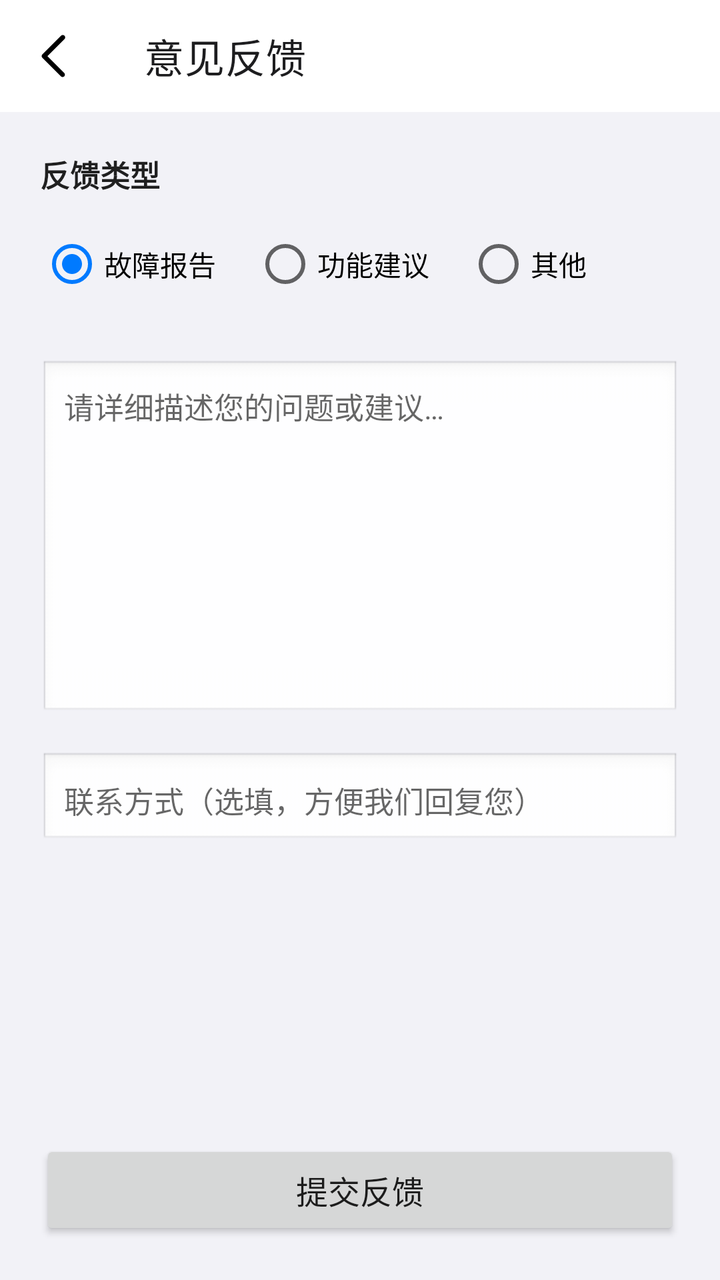
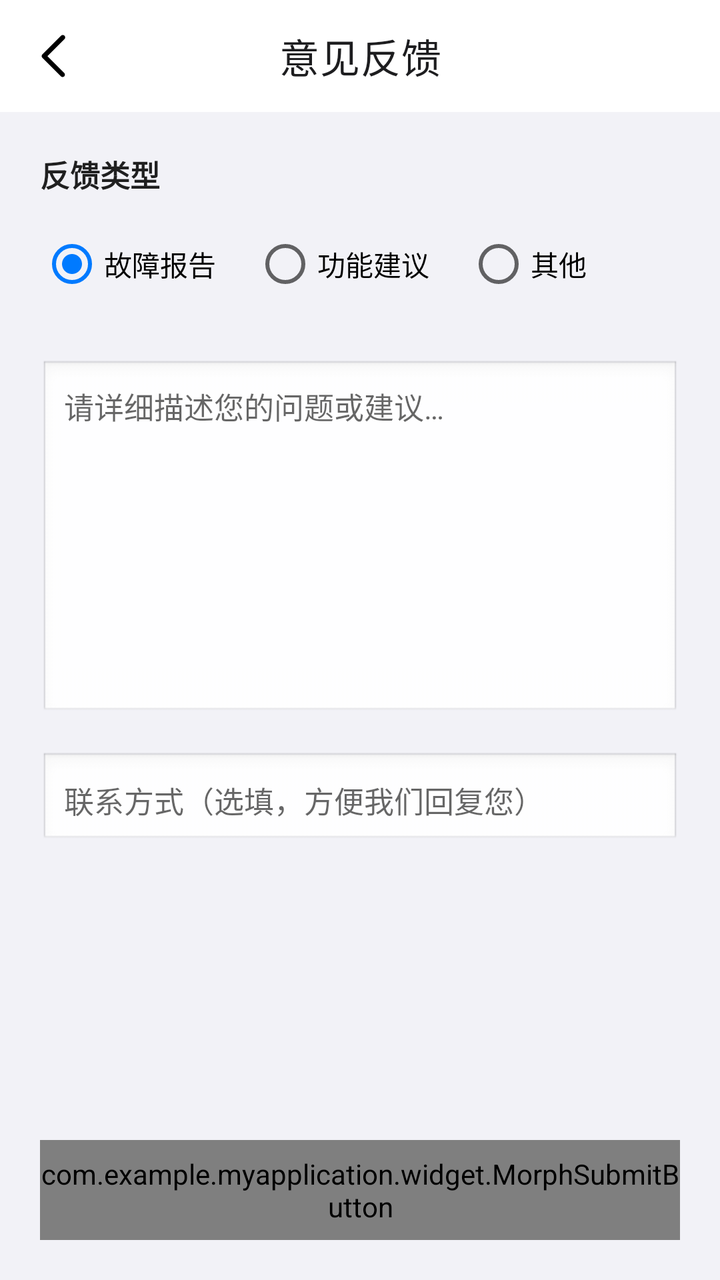

An Android layout rendered at two revisions. The XML below is the earlier revision; the diff shows what the commit changed to produce the second picture.
<!-- AndroidManifest.xml: application theme Theme.MyApp -->
<!-- res/layout/activity_feedback.xml -->
<?xml version="1.0" encoding="utf-8"?>
<LinearLayout xmlns:android="http://schemas.android.com/apk/res/android"
    xmlns:app="http://schemas.android.com/apk/res-auto"
    android:layout_width="match_parent"
    android:layout_height="match_parent"
    android:orientation="vertical"
    android:background="?android:attr/windowBackground">

    
    <androidx.appcompat.widget.Toolbar
        android:id="@+id/toolbar_back"
        android:layout_width="match_parent"
        android:layout_height="56dp"
        android:background="@color/ios_bg"
        app:navigationIcon="@drawable/ic_back_black"
        app:title="@string/feedback_title"
        app:titleTextColor="@color/ios_text_primary" />

    <ScrollView
        android:layout_width="match_parent"
        android:layout_height="0dp"
        android:layout_weight="1"
        android:fillViewport="true">

        <LinearLayout
            android:layout_width="match_parent"
            android:layout_height="wrap_content"
            android:orientation="vertical"
            android:padding="20dp">

            
            <TextView
                android:layout_width="wrap_content"
                android:layout_height="wrap_content"
                android:text="@string/feedback_type"
                android:textSize="15sp"
                android:textStyle="bold"
                android:textColor="?android:attr/textColorPrimary"
                android:layout_marginBottom="10dp" />

            
            <RadioGroup
                android:id="@+id/rg_feedback_type"
                android:layout_width="match_parent"
                android:layout_height="wrap_content"
                android:orientation="horizontal"
                android:layout_marginBottom="24dp">

                <RadioButton
                    android:id="@+id/rb_bug"
                    android:layout_width="0dp"
                    android:layout_weight="1"
                    android:layout_height="wrap_content"
                    android:text="@string/feedback_type_bug"
                    android:textSize="14sp"
                    android:checked="true" />

                <RadioButton
                    android:id="@+id/rb_suggestion"
                    android:layout_width="0dp"
                    android:layout_weight="1"
                    android:layout_height="wrap_content"
                    android:text="@string/feedback_type_suggestion"
                    android:textSize="14sp" />

                <RadioButton
                    android:id="@+id/rb_other"
                    android:layout_width="0dp"
                    android:layout_weight="1"
                    android:layout_height="wrap_content"
                    android:text="@string/feedback_type_other"
                    android:textSize="14sp" />
            </RadioGroup>

            
            <EditText
                android:id="@+id/et_feedback_content"
                android:layout_width="match_parent"
                android:layout_height="180dp"
                android:gravity="start|top"
                android:hint="@string/feedback_content_hint"
                android:inputType="textMultiLine"
                android:minHeight="48dp"
                android:padding="12dp"
                android:background="@android:drawable/edit_text"
                android:textSize="15sp"
                android:layout_marginBottom="16dp"
                android:autofillHints="@null" />

            
            <EditText
                android:id="@+id/et_feedback_contact"
                android:layout_width="match_parent"
                android:layout_height="wrap_content"
                android:minHeight="48dp"
                android:hint="@string/feedback_contact_hint"
                android:inputType="textEmailAddress"
                android:padding="12dp"
                android:background="@android:drawable/edit_text"
                android:textSize="15sp"
                android:autofillHints="@null" />

        </LinearLayout>
    </ScrollView>

    
    <Button
        android:id="@+id/btn_feedback_submit"
        android:layout_width="match_parent"
        android:layout_height="wrap_content"
        android:minHeight="50dp"
        android:text="@string/feedback_submit"
        android:textSize="16sp"
        android:layout_marginHorizontal="20dp"
        android:layout_marginBottom="20dp" />

</LinearLayout>
<!-- resources referenced by this layout -->
<resources>
  <color name="ios_bg">#FFFFFFFF</color>
  <color name="ios_text_primary">#FF1D1D1F</color>
  <!-- drawable ic_back_black (drawable) -->
  <vector android:height="24dp" android:viewportHeight="1024"
      android:viewportWidth="1024" android:width="24dp" xmlns:android="http://schemas.android.com/apk/res/android">
      <path android:fillColor="#FF000000" android:pathData="M328.6,515.6l364.3,-364.3c20.1,-20 20.1,-52.6 0,-72.6 -20,-20 -52.5,-20 -72.6,0L221,478c-20,20 -20,52.5 0,72.6 1.6,1.6 3.4,2.8 5.1,4.2 0.3,0.3 0.5,0.7 0.8,1l389.9,389.9c19.6,19.6 51.3,19.6 70.9,0s19.6,-51.3 0,-70.9L328.6,515.6z"/>
  </vector>
  <string name="feedback_contact_hint">联系方式（选填，方便我们回复您）</string>
  <string name="feedback_content_hint">请详细描述您的问题或建议…</string>
  <string name="feedback_submit">提交反馈</string>
  <string name="feedback_title">意见反馈</string>
  <string name="feedback_type">反馈类型</string>
  <string name="feedback_type_bug">故障报告</string>
  <string name="feedback_type_other">其他</string>
  <string name="feedback_type_suggestion">功能建议</string>
  <color name="ios_blue">#FF007AFF</color>
  <color name="white">#FFFFFFFF</color>
  <style name="ThemeOverlay.MyApp.ActionBar.Light" parent="ThemeOverlay.AppCompat.ActionBar">
          <item name="android:windowBackground">@color/ios_bg</item>
          <item name="android:textColorPrimary">@color/ios_text_primary</item>
          <item name="android:textColorSecondary">@color/ios_text_secondary</item>
          <item name="actionBarWidgetTheme">@style/ThemeOverlay.MyApp.ActionBar.Widget</item>
      </style>
  <color name="ios_bg_grouped">#FFF2F2F7</color>
  <style name="ShapeAppearance.iOS.Small" parent="ShapeAppearance.MaterialComponents.SmallComponent">
          <item name="cornerFamily">rounded</item>
          <item name="cornerSize">10dp</item>
      </style>
  <style name="ShapeAppearance.iOS.Medium" parent="ShapeAppearance.MaterialComponents.MediumComponent">
          <item name="cornerFamily">rounded</item>
          <item name="cornerSize">12dp</item>
      </style>
  <style name="ShapeAppearance.iOS.Large" parent="ShapeAppearance.MaterialComponents.LargeComponent">
          <item name="cornerFamily">rounded</item>
          <item name="cornerSize">16dp</item>
      </style>
  <style name="Widget.MyApp.Button.iOS" parent="Widget.MaterialComponents.Button">
          <item name="cornerRadius">10dp</item>
          <item name="backgroundTint">@color/ios_blue</item>
          <item name="android:textColor">@color/white</item>
          <item name="elevation">0dp</item>
          <item name="android:textSize">17sp</item>
          <item name="android:textStyle">bold</item>
          <item name="android:letterSpacing">0.01</item>
      </style>
  <style name="Widget.MyApp.CardView.iOS" parent="Widget.MaterialComponents.CardView">
          <item name="cardBackgroundColor">@color/ios_card_bg</item>
          <item name="cardCornerRadius">12dp</item>
          <item name="cardElevation">1dp</item>
          <item name="strokeWidth">0dp</item>
      </style>
  <color name="ios_tab_bar">#F0F9F9F9</color>
  <color name="ios_text_tertiary">#FFC7C7CC</color>
  <color name="ios_separator">#FFE5E5EA</color>
  <color name="ios_text_secondary">#FF8E8E93</color>
  <style name="ThemeOverlay.MyApp.ActionBar.Widget" parent="ThemeOverlay.AppCompat.Light">
          <item name="colorControlNormal">@color/ios_text_primary</item>
      </style>
  <color name="ios_card_bg">#FFFFFFFF</color>
  <!-- unchanged entries left out for length: 1 -->
</resources>

<!-- the commit's change to res/layout/activity_feedback.xml (unified diff, before → after) -->
@@ -7,13 +7,14 @@
     android:background="?android:attr/windowBackground">
 
     
-    <androidx.appcompat.widget.Toolbar
+    <com.google.android.material.appbar.MaterialToolbar
         android:id="@+id/toolbar_back"
         android:layout_width="match_parent"
         android:layout_height="56dp"
         android:background="@color/ios_bg"
         app:navigationIcon="@drawable/ic_back_black"
         app:title="@string/feedback_title"
+        app:titleCentered="true"
         app:titleTextColor="@color/ios_text_primary" />
 
     <ScrollView
@@ -104,13 +105,10 @@
     </ScrollView>
 
     
-    <Button
+    <com.example.myapplication.widget.MorphSubmitButton
         android:id="@+id/btn_feedback_submit"
         android:layout_width="match_parent"
-        android:layout_height="wrap_content"
-        android:minHeight="50dp"
-        android:text="@string/feedback_submit"
-        android:textSize="16sp"
+        android:layout_height="50dp"
         android:layout_marginHorizontal="20dp"
         android:layout_marginBottom="20dp" />
 
<!-- resource entries referenced after the edit -->
@@ -9,7 +9,6 @@
   </vector>
   <string name="feedback_contact_hint">联系方式（选填，方便我们回复您）</string>
   <string name="feedback_content_hint">请详细描述您的问题或建议…</string>
-  <string name="feedback_submit">提交反馈</string>
   <string name="feedback_title">意见反馈</string>
   <string name="feedback_type">反馈类型</string>
   <string name="feedback_type_bug">故障报告</string>
